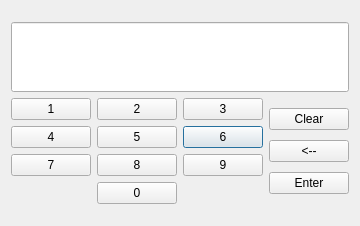
First picture: the form in bank-automat/pinui.ui, repository jaccet/MyBankSimul, before the edit.
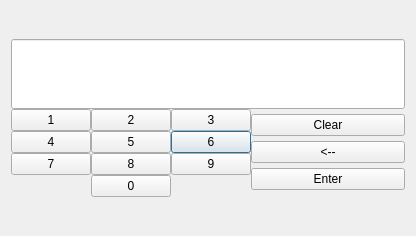
Second picture: the form after the edit.

What changed in the file:
```diff
--- a/bank-automat/pinui.ui
+++ b/bank-automat/pinui.ui
@@ -6,8 +6,8 @@
    <rect>
     <x>0</x>
     <y>0</y>
-    <width>244</width>
-    <height>226</height>
+    <width>416</width>
+    <height>236</height>
    </rect>
   </property>
   <property name="windowTitle">
@@ -16,6 +16,12 @@
   <layout class="QGridLayout" name="gridLayout_2">
    <item row="0" column="0">
     <layout class="QVBoxLayout" name="verticalLayout_3">
+     <property name="spacing">
+      <number>0</number>
+     </property>
+     <property name="sizeConstraint">
+      <enum>QLayout::SetFixedSize</enum>
+     </property>
      <item>
       <widget class="QLineEdit" name="infoScreen">
        <property name="maximumSize">
```
